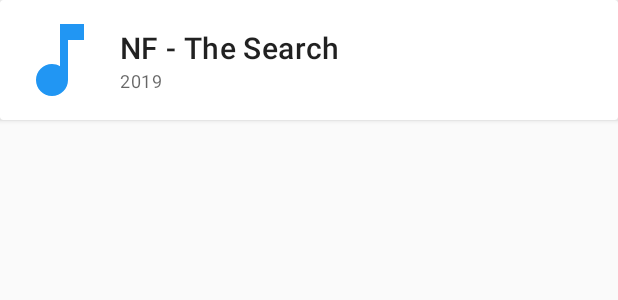
After one commit to tomaszczart/SongApp, an Android app: the layout songs_list_item.xml on its own in the app's theme, with its tools: preview values and no code run, on a phone screen of 412 x 824 dp. The commit adds this screen. Shown: the top 300 px of the screen. Run offline under Robolectric (Android 15) with nearby library versions, the phone set to English and light mode, and no system bars.

Commit message:
Added song item and model.

```diff
--- a/app/build.gradle
+++ b/app/build.gradle
@@ -59,4 +59,8 @@ dependencies {
 
     /* Timber */
     implementation 'com.jakewharton.timber:timber:4.6.0'
+
+    /* Material Design */
+    implementation 'androidx.recyclerview:recyclerview:1.1.0-beta01'
+    implementation 'com.google.android.material:material:1.1.0-alpha09'
 }
--- /dev/null
+++ b/app/src/main/java/com/tooploox/songapp/network/models/SongItem.kt
@@ -0,0 +1,6 @@
+package com.tooploox.songapp.network.models
+
+/**
+ * Item that will be displayed on the songs list.
+ */
+data class SongItem(val artist: String, val title: String, val releaseYear: Int)
--- /dev/null
+++ b/app/src/main/res/drawable/ic_music_note_24dp.xml
@@ -0,0 +1,9 @@
+<vector xmlns:android="http://schemas.android.com/apk/res/android"
+        android:width="24dp"
+        android:height="24dp"
+        android:viewportWidth="24.0"
+        android:viewportHeight="24.0">
+    <path
+        android:fillColor="#2196F3"
+        android:pathData="M12,3v10.55c-0.59,-0.34 -1.27,-0.55 -2,-0.55 -2.21,0 -4,1.79 -4,4s1.79,4 4,4 4,-1.79 4,-4V7h4V3h-6z"/>
+</vector>
--- /dev/null
+++ b/app/src/main/res/layout/songs_list_item.xml
@@ -0,0 +1,67 @@
+<?xml version="1.0" encoding="utf-8"?>
+<layout xmlns:app="http://schemas.android.com/apk/res-auto"
+        xmlns:android="http://schemas.android.com/apk/res/android"
+        xmlns:tools="http://schemas.android.com/tools">
+
+    <data>
+
+        <variable name="song"
+                  type="com.tooploox.songapp.network.models.SongItem"/>
+
+    </data>
+
+    <com.google.android.material.card.MaterialCardView
+            android:layout_width="match_parent"
+            android:layout_height="wrap_content">
+
+        <androidx.constraintlayout.widget.ConstraintLayout
+                android:layout_width="match_parent"
+                android:layout_height="wrap_content">
+
+            <ImageView
+                    android:contentDescription="@string/album_cover"
+                    android:layout_width="64dp"
+                    android:layout_height="64dp"
+                    app:srcCompat="@drawable/ic_music_note_24dp"
+                    android:id="@+id/albumCover"
+                    android:layout_marginTop="8dp"
+                    app:layout_constraintTop_toTopOf="parent"
+                    app:layout_constraintStart_toStartOf="parent"
+                    android:layout_marginStart="8dp"
+                    android:layout_marginBottom="8dp"
+                    app:layout_constraintBottom_toBottomOf="parent"/>
+
+            <LinearLayout
+                    app:layout_constraintStart_toEndOf="@+id/albumCover"
+                    android:layout_marginStart="8dp"
+                    app:layout_constraintBottom_toBottomOf="parent"
+                    app:layout_constraintTop_toTopOf="parent"
+                    app:layout_constraintEnd_toEndOf="parent"
+                    android:layout_marginEnd="8dp"
+                    android:layout_width="0dp"
+                    android:orientation="vertical"
+                    android:layout_height="wrap_content">
+
+                <TextView
+                        tools:text="NF - The Search"
+                        android:text="@{song.artist + `-` + song.title}"
+                        android:layout_width="wrap_content"
+                        android:layout_height="wrap_content"
+                        android:id="@+id/artistTextView"
+                        android:textAppearance="@style/TextAppearance.MaterialComponents.Headline6"/>
+
+                <TextView
+                        tools:text="2019"
+                        android:text="@{song.releaseYear}"
+                        android:layout_width="wrap_content"
+                        android:layout_height="wrap_content"
+                        android:id="@+id/releaseYearTextView"
+                        android:textAppearance="@style/TextAppearance.MaterialComponents.Caption"/>
+            </LinearLayout>
+
+
+        </androidx.constraintlayout.widget.ConstraintLayout>
+
+    </com.google.android.material.card.MaterialCardView>
+
+</layout>
--- a/app/src/main/res/values/strings.xml
+++ b/app/src/main/res/values/strings.xml
@@ -1,2 +1,3 @@
 <resources>
+    <string name="album_cover">Album Cover</string>
 </resources>
```
